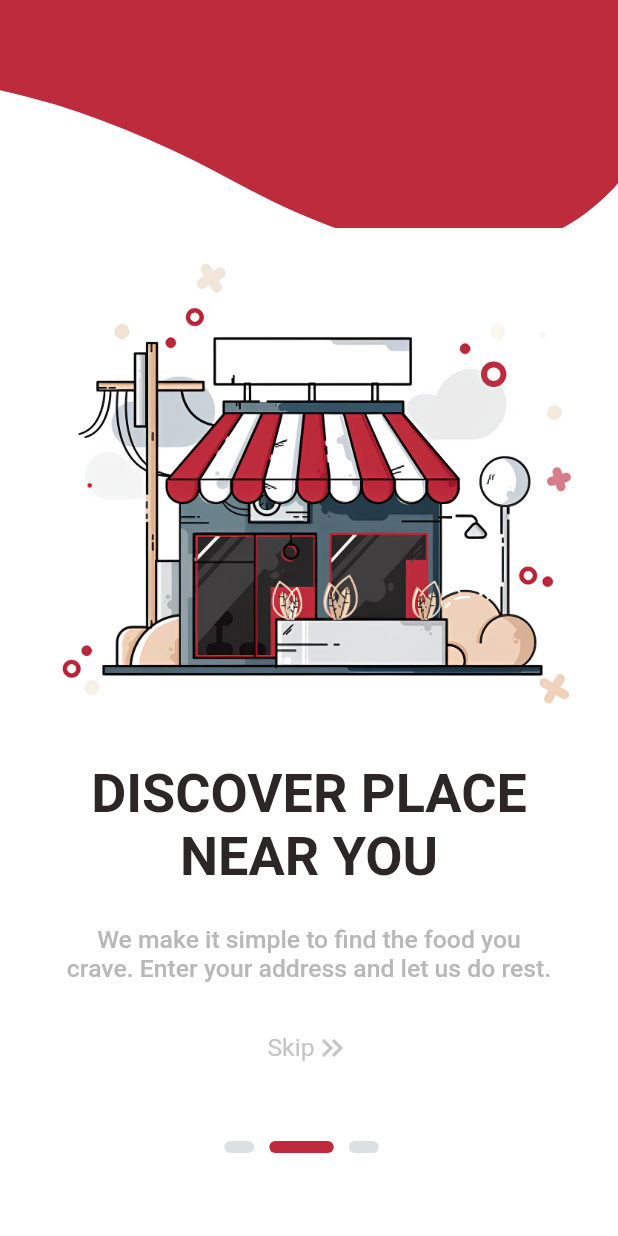
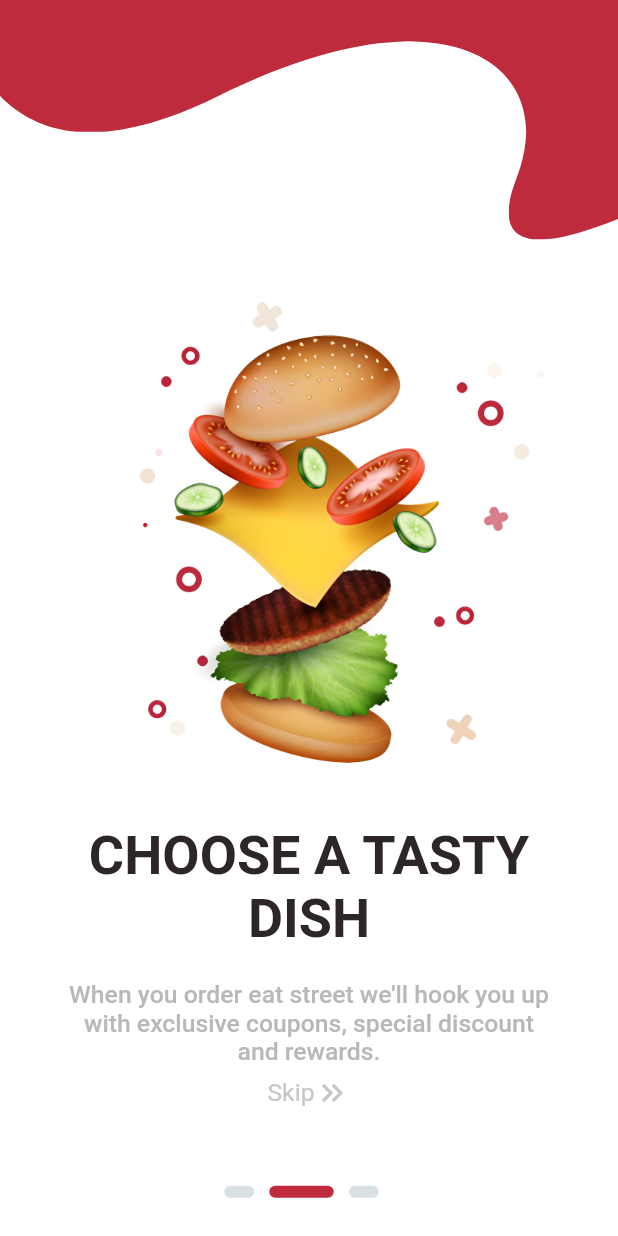
Before and after one commit to chetannager/flutter_onboarding_screen, a Flutter app: the screen it shows after launch, after a tap on "Skip", on a phone screen of 412 x 824 dp. Run offline on Flutter 3.47's test engine with Material 2 defaults, Android fonts, the phone set to English and light mode, and no system bars.

Commit message:
Code Updated!!

```diff
--- a/lib/customshape.dart
+++ b/lib/customshape.dart
@@ -6,25 +6,127 @@ class CustomShape extends CustomPainter {
   void paint(Canvas canvas, Size size) {
     Path path_0 = Path();
     path_0.moveTo(0, 0);
-    path_0.lineTo(718, 0);
-    path_0.lineTo(718, 278.84);
-    path_0.cubicTo(698.23, 287.44, 678.1, 295.43, 657.14, 300.66);
-    path_0.cubicTo(647.26, 303.03, 637.2, 305.01, 626.98, 304.58);
-    path_0.cubicTo(617.84, 304.99, 608.14, 303.15, 601.02, 297.05);
-    path_0.cubicTo(593.63, 290.69, 590.64, 280.53, 591.27, 271.03);
-    path_0.cubicTo(590.39, 250.33, 599.34, 231.17, 604.84, 211.67);
-    path_0.cubicTo(608.74, 197.12, 611.13, 182.08, 611.39, 167);
-    path_0.cubicTo(610.76, 149.5, 607.52, 131.79, 599.66, 116.01);
-    path_0.cubicTo(592.12, 100.39, 580.2, 87.04, 565.96, 77.21);
-    path_0.cubicTo(543.17, 61.49, 515.34, 54.68, 488, 53.16);
-    path_0.cubicTo(479.38, 52.24, 470.62, 52.25, 462.01, 53.25);
-    path_0.cubicTo(432.47, 54.8, 403.37, 61.13, 375.13, 69.73);
-    path_0.cubicTo(332.67, 82.75, 292.14, 101.37, 253.12, 122.43);
-    path_0.cubicTo(213.19, 143.77, 170.58, 161.95, 125.27, 167.34);
-    path_0.cubicTo(116.53, 167.98, 107.75, 167.68, 99, 167.77);
-    path_0.cubicTo(80.21, 168.24, 61.53, 163.53, 44.48, 155.83);
-    path_0.cubicTo(28.89, 148.69, 14.98, 138.2, 3.16, 125.84);
-    path_0.cubicTo(2.02, 124.61, 0.96, 123.32, 0, 121.96);
+    path_0.lineTo(size.width, 0);
+    path_0.lineTo(size.width, size.height * 0.8153216);
+    path_0.cubicTo(
+        size.width * 0.9724652,
+        size.height * 0.8404678,
+        size.width * 0.9444290,
+        size.height * 0.8638304,
+        size.width * 0.9152368,
+        size.height * 0.8791228);
+    path_0.cubicTo(
+        size.width * 0.9014763,
+        size.height * 0.8860526,
+        size.width * 0.8874652,
+        size.height * 0.8918421,
+        size.width * 0.8732312,
+        size.height * 0.8905848);
+    path_0.cubicTo(
+        size.width * 0.8605014,
+        size.height * 0.8917836,
+        size.width * 0.8469916,
+        size.height * 0.8864035,
+        size.width * 0.8370752,
+        size.height * 0.8685673);
+    path_0.cubicTo(
+        size.width * 0.8267827,
+        size.height * 0.8499708,
+        size.width * 0.8226184,
+        size.height * 0.8202632,
+        size.width * 0.8234958,
+        size.height * 0.7924854);
+    path_0.cubicTo(
+        size.width * 0.8222702,
+        size.height * 0.7319591,
+        size.width * 0.8347354,
+        size.height * 0.6759357,
+        size.width * 0.8423955,
+        size.height * 0.6189181);
+    path_0.cubicTo(
+        size.width * 0.8478273,
+        size.height * 0.5763743,
+        size.width * 0.8511560,
+        size.height * 0.5323977,
+        size.width * 0.8515181,
+        size.height * 0.4883041);
+    path_0.cubicTo(
+        size.width * 0.8506407,
+        size.height * 0.4371345,
+        size.width * 0.8461281,
+        size.height * 0.3853509,
+        size.width * 0.8351811,
+        size.height * 0.3392105);
+    path_0.cubicTo(
+        size.width * 0.8246797,
+        size.height * 0.2935380,
+        size.width * 0.8080780,
+        size.height * 0.2545029,
+        size.width * 0.7882451,
+        size.height * 0.2257602);
+    path_0.cubicTo(
+        size.width * 0.7565042,
+        size.height * 0.1797953,
+        size.width * 0.7177437,
+        size.height * 0.1598830,
+        size.width * 0.6796657,
+        size.height * 0.1554386);
+    path_0.cubicTo(
+        size.width * 0.6676602,
+        size.height * 0.1527485,
+        size.width * 0.6554596,
+        size.height * 0.1527778,
+        size.width * 0.6434680,
+        size.height * 0.1557018);
+    path_0.cubicTo(
+        size.width * 0.6023259,
+        size.height * 0.1602339,
+        size.width * 0.5617967,
+        size.height * 0.1787427,
+        size.width * 0.5224652,
+        size.height * 0.2038889);
+    path_0.cubicTo(
+        size.width * 0.4633287,
+        size.height * 0.2419591,
+        size.width * 0.4068802,
+        size.height * 0.2964035,
+        size.width * 0.3525348,
+        size.height * 0.3579825);
+    path_0.cubicTo(
+        size.width * 0.2969220,
+        size.height * 0.4203801,
+        size.width * 0.2375766,
+        size.height * 0.4735380,
+        size.width * 0.1744708,
+        size.height * 0.4892982);
+    path_0.cubicTo(
+        size.width * 0.1622981,
+        size.height * 0.4911696,
+        size.width * 0.1500696,
+        size.height * 0.4902924,
+        size.width * 0.1378830,
+        size.height * 0.4905556);
+    path_0.cubicTo(
+        size.width * 0.1117131,
+        size.height * 0.4919298,
+        size.width * 0.08569638,
+        size.height * 0.4781579,
+        size.width * 0.06194986,
+        size.height * 0.4556433);
+    path_0.cubicTo(
+        size.width * 0.04023677,
+        size.height * 0.4347661,
+        size.width * 0.02086351,
+        size.height * 0.4040936,
+        size.width * 0.004401114,
+        size.height * 0.3679532);
+    path_0.cubicTo(
+        size.width * 0.002813370,
+        size.height * 0.3643567,
+        size.width * 0.001337047,
+        size.height * 0.3605848,
+        0,
+        size.height * 0.3566082);
     path_0.lineTo(0, 0);
     path_0.close();
 
--- a/lib/main.dart
+++ b/lib/main.dart
@@ -10,7 +10,6 @@ void main() {
 class MyApp extends StatelessWidget {
   const MyApp({super.key});
 
-  // This widget is the root of your application.
   @override
   Widget build(BuildContext context) {
     SystemChrome.setSystemUIOverlayStyle(
--- a/lib/onboarding.dart
+++ b/lib/onboarding.dart
@@ -10,6 +10,7 @@ class Onboarding extends StatefulWidget {
 }
 
 class _OnboardingState extends State<Onboarding> {
+  final PageController _controller = PageController();
   int currentIndex = 0;
 
   List sliders = [
@@ -39,24 +40,22 @@ class _OnboardingState extends State<Onboarding> {
       body: Column(
         children: [
           Expanded(
-            flex: 3,
-            child: SizedBox(
+            flex: 5,
+            child: Container(
               width: MediaQuery.of(context).size.width,
-              child: Transform.flip(
-                flipX: true,
-                child: CustomPaint(
-                  size: Size(
+              child: CustomPaint(
+                size: Size(
                     MediaQuery.of(context).size.width,
-                    (MediaQuery.of(context).size.width * 0.5).toDouble(),
-                  ),
-                  painter: CustomShape(),
-                ),
+                    (MediaQuery.of(context).size.width * 0.47632311977715874)
+                        .toDouble()),
+                painter: CustomShape(),
               ),
             ),
           ),
           Expanded(
-            flex: 12,
+            flex: 15,
             child: PageView.builder(
+              controller: _controller,
               onPageChanged: (index) {
                 setState(() {
                   currentIndex = index;
@@ -84,7 +83,7 @@ class _OnboardingState extends State<Onboarding> {
                             textAlign: TextAlign.center,
                           ),
                           SizedBox(
-                            height: 25.0,
+                            height: 20.0,
                           ),
                           SizedBox(
                             width: MediaQuery.of(context).size.width * 0.8,
@@ -116,6 +115,9 @@ class _OnboardingState extends State<Onboarding> {
                     setState(() {
                       currentIndex = currentIndex + 1;
                     });
+                    _controller.nextPage(
+                        duration: Duration(milliseconds: 300),
+                        curve: Curves.linear);
                   },
                   child: Row(
                     mainAxisAlignment: MainAxisAlignment.center,
```
